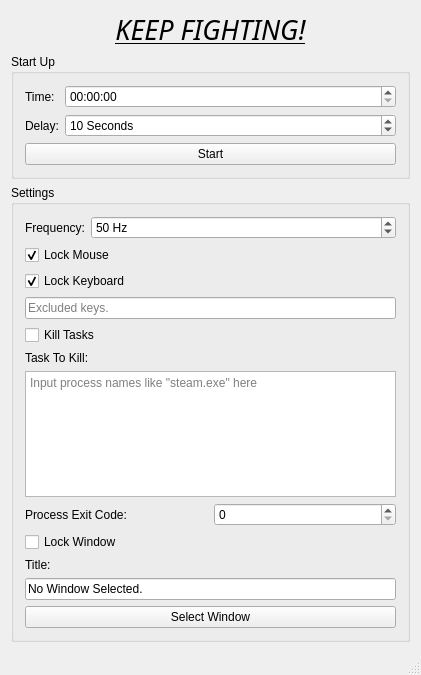
This is Anti-DistractionGui/MainWindow.ui in junity233/Anti-distraction-Tool as Qt 5 draws it before an edit. The edited form follows.
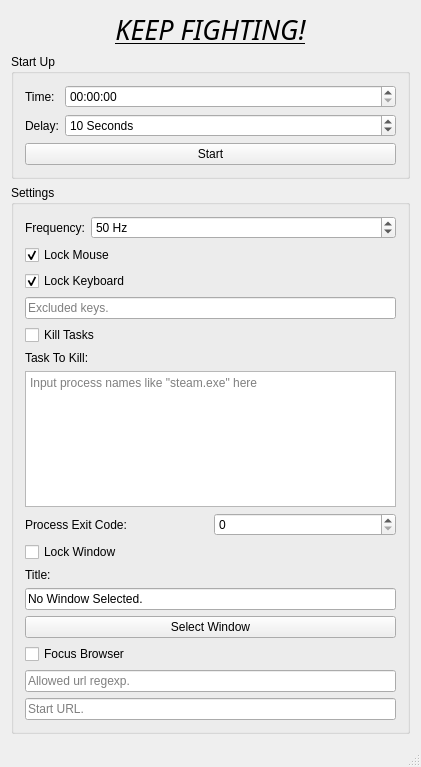
This is the edited form. Icons and pictures are not drawn.

What changed in the file:
```diff
--- a/Anti-DistractionGui/MainWindow.ui
+++ b/Anti-DistractionGui/MainWindow.ui
@@ -7,7 +7,7 @@
     <x>0</x>
     <y>0</y>
     <width>421</width>
-    <height>675</height>
+    <height>767</height>
    </rect>
   </property>
   <property name="windowTitle">
@@ -252,6 +252,27 @@
          </property>
         </widget>
        </item>
+       <item>
+        <widget class="QCheckBox" name="focusBrowserCheckBox">
+         <property name="text">
+          <string>Focus Browser</string>
+         </property>
+        </widget>
+       </item>
+       <item>
+        <widget class="QLineEdit" name="allowedDomainsEdit">
+         <property name="placeholderText">
+          <string>Allowed url regexp.</string>
+         </property>
+        </widget>
+       </item>
+       <item>
+        <widget class="QLineEdit" name="startUrlEdit">
+         <property name="placeholderText">
+          <string>Start URL.</string>
+         </property>
+        </widget>
+       </item>
       </layout>
      </widget>
     </item>
```
